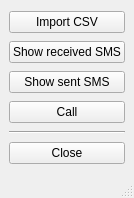
First picture: the form in control/ui/mainwindow.ui, repository arotyramel/Sim900_Communicator, before the edit.
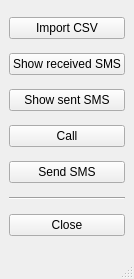
Second picture: the form after the edit.

Commit message: some new widgets: send sms incoming sms fixed some bugs in csv importer

```diff
--- a/control/ui/mainwindow.ui
+++ b/control/ui/mainwindow.ui
@@ -7,7 +7,7 @@
     <x>0</x>
     <y>0</y>
     <width>119</width>
-    <height>198</height>
+    <height>279</height>
    </rect>
   </property>
   <property name="windowTitle">
@@ -43,6 +43,13 @@
       </property>
      </widget>
     </item>
+    <item>
+     <widget class="QPushButton" name="btn_send_sms">
+      <property name="text">
+       <string>Send SMS</string>
+      </property>
+     </widget>
+    </item>
     <item>
      <widget class="Line" name="line">
       <property name="orientation">
```
The commit also changes 10 other files.
